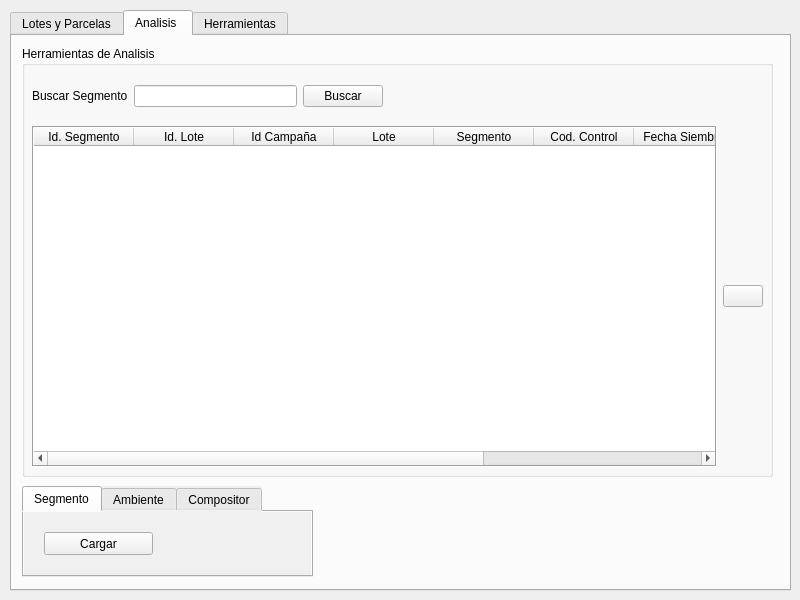
franciscocontreras93/agrae, file ui/agrae_main.ui: the form before one commit.
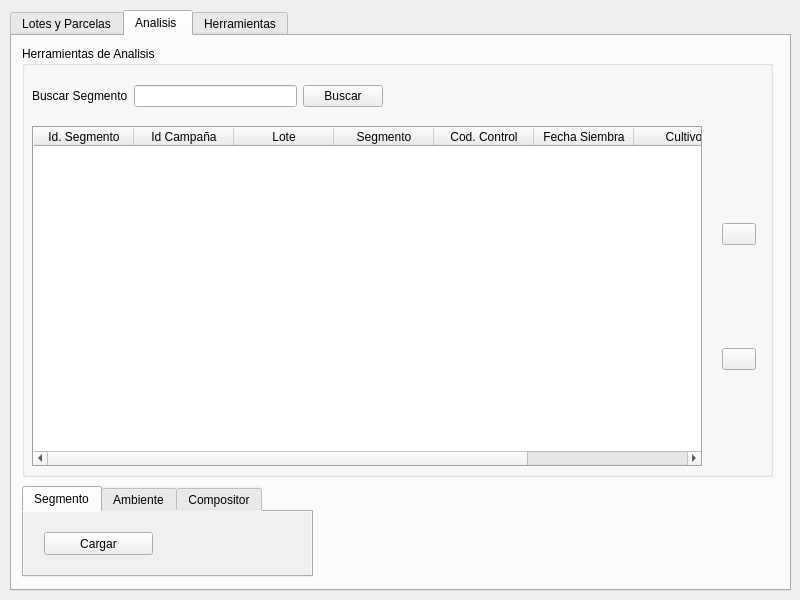
The form after the commit. The open tabs and pages were chosen to show the change.

The edit to the form file:
```diff
--- a/ui/agrae_main.ui
+++ b/ui/agrae_main.ui
@@ -1519,21 +1519,11 @@
        <rect>
         <x>10</x>
         <y>80</y>
-        <width>731</width>
+        <width>671</width>
         <height>341</height>
        </rect>
       </property>
       <layout class="QGridLayout" name="gridLayout_10">
-       <item row="0" column="1">
-        <widget class="QPushButton" name="btn_add_layer_2">
-         <property name="enabled">
-          <bool>true</bool>
-         </property>
-         <property name="text">
-          <string/>
-         </property>
-        </widget>
-       </item>
        <item row="0" column="0">
         <widget class="QTableWidget" name="tableWidget_2">
          <property name="enabled">
@@ -1577,11 +1567,6 @@
            <string>Id. Segmento</string>
           </property>
          </column>
-         <column>
-          <property name="text">
-           <string>Id. Lote</string>
-          </property>
-         </column>
          <column>
           <property name="text">
            <string>Id Campaña</string>
@@ -1621,6 +1606,38 @@
        </item>
       </layout>
      </widget>
+     <widget class="QWidget" name="verticalLayoutWidget_2">
+      <property name="geometry">
+       <rect>
+        <x>700</x>
+        <y>80</y>
+        <width>34</width>
+        <height>341</height>
+       </rect>
+      </property>
+      <layout class="QVBoxLayout" name="verticalLayout_2">
+       <item>
+        <widget class="QPushButton" name="btn_add_segmento">
+         <property name="enabled">
+          <bool>true</bool>
+         </property>
+         <property name="text">
+          <string/>
+         </property>
+        </widget>
+       </item>
+       <item>
+        <widget class="QPushButton" name="btn_cod_segmento">
+         <property name="enabled">
+          <bool>true</bool>
+         </property>
+         <property name="text">
+          <string/>
+         </property>
+        </widget>
+       </item>
+      </layout>
+     </widget>
     </widget>
     <widget class="QTabWidget" name="tabWidget_5">
      <property name="geometry">
```
Left out of the diff: 4 changed lines with no effect on the pictures.
